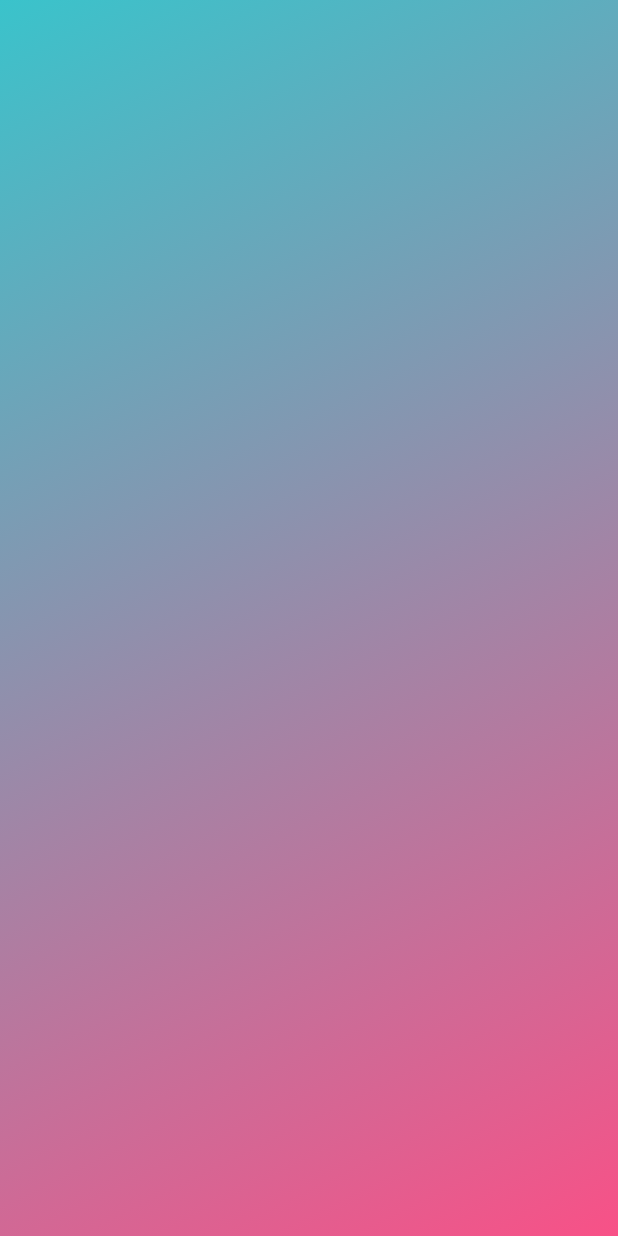
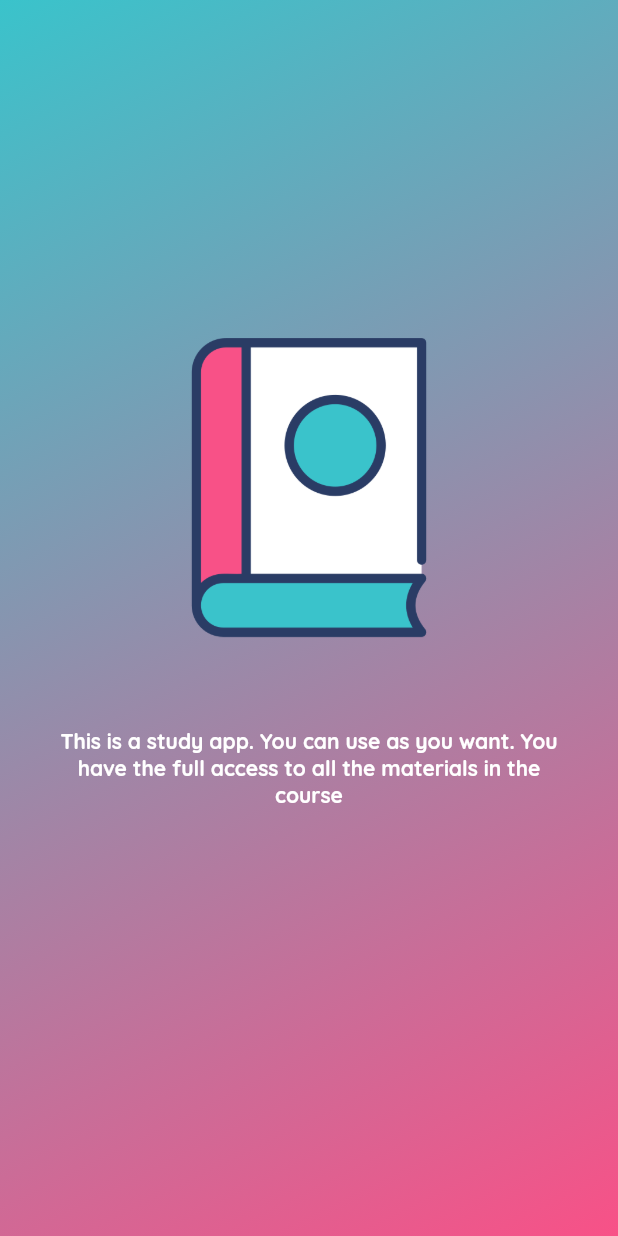
Before and after one commit to avi-kr/flutterstudyapp, a Flutter app: the LoginScreen screen opened by its route, on a phone screen of 412 x 824 dp. Run offline on Flutter 3.47's test engine with Material 2 defaults, Android fonts, the phone set to English and light mode, and no system bars; our stand-ins replace cached_network_image, cloud_firestore, firebase_auth, firebase_core, firebase_storage, flutter_zoom_drawer and 4 more; accounts and stored records are empty; project files that could hold a hidden picture were left out.

Commit message:
login screen modified; flutter svg plugin added

```diff
--- a/lib/screens/login/login_screen.dart
+++ b/lib/screens/login/login_screen.dart
@@ -11,7 +11,38 @@ class LoginScreen extends StatelessWidget {
   Widget build(BuildContext context) {
     return Scaffold(
       body: Container(
+        padding: const EdgeInsets.symmetric(horizontal: 30),
+        alignment: Alignment.center,
         decoration: BoxDecoration(gradient: mainGradient()),
+        child: Column(
+          mainAxisAlignment: MainAxisAlignment.center,
+          children: [
+            Image.asset(
+              "assets/images/app_splash_logo.png",
+              width: 200,
+              height: 200,
+            ),
+            const Padding(
+              padding: EdgeInsets.symmetric(vertical: 60),
+              child: Text(
+                "This is a study app. You can use as you want. You have the full access to all the materials in the course",
+                style: TextStyle(
+                  color: onSurfaceTextColor,
+                  fontWeight: FontWeight.bold,
+                ),
+                textAlign: TextAlign.center,
+              ),
+            ),
+            GestureDetector(
+              onTap: (){},
+              child: Stack(
+                children: [
+                  // Positioned(child: child)
+                ],
+              ),
+            )
+          ],
+        ),
       ),
     );
   }
--- a/pubspec.yaml
+++ b/pubspec.yaml
@@ -57,6 +57,7 @@ dev_dependencies:
   url_launcher: ^6.1.10
   google_sign_in: ^6.0.2
   logger: ^1.3.0
+  flutter_svg: ^2.0.4
 
 # For information on the generic Dart part of this file, see the
 # following page: https://dart.dev/tools/pub/pubspec
```
